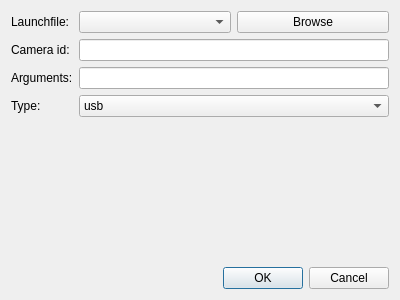
Before: the Qt Designer form alvar_tag_tracking/src/rqt_calibration/new_cam_dialog.ui in CourrierGui/alvar_tag_tracking, drawn with Qt 5.
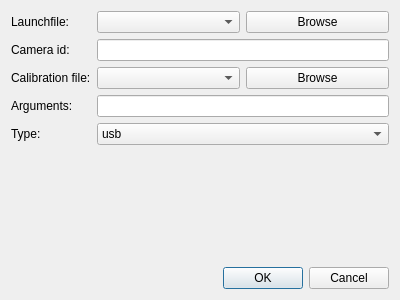
After: the same form once the commit is applied.

Commit message: add calibration file to new_cam_dialog

Diff of the .ui file:
```diff
--- a/alvar_tag_tracking/src/rqt_calibration/new_cam_dialog.ui
+++ b/alvar_tag_tracking/src/rqt_calibration/new_cam_dialog.ui
@@ -47,17 +47,17 @@
        </item>
       </layout>
      </item>
-     <item row="2" column="1">
+     <item row="3" column="1">
       <widget class="QLineEdit" name="args_edit"/>
      </item>
-     <item row="2" column="0">
+     <item row="3" column="0">
       <widget class="QLabel" name="label_3">
        <property name="text">
         <string>Arguments:</string>
        </property>
       </widget>
      </item>
-     <item row="3" column="1">
+     <item row="4" column="1">
       <widget class="QComboBox" name="type_cb">
        <item>
         <property name="text">
@@ -76,13 +76,34 @@
        </item>
       </widget>
      </item>
-     <item row="3" column="0">
+     <item row="4" column="0">
       <widget class="QLabel" name="label_4">
        <property name="text">
         <string>Type:</string>
        </property>
       </widget>
      </item>
+     <item row="2" column="0">
+      <widget class="QLabel" name="label_5">
+       <property name="text">
+        <string>Calibration file:</string>
+       </property>
+      </widget>
+     </item>
+     <item row="2" column="1">
+      <layout class="QHBoxLayout" name="horizontalLayout_2">
+       <item>
+        <widget class="QComboBox" name="calibration_cb"/>
+       </item>
+       <item>
+        <widget class="QPushButton" name="calibration_button">
+         <property name="text">
+          <string>Browse</string>
+         </property>
+        </widget>
+       </item>
+      </layout>
+     </item>
     </layout>
    </item>
    <item>
```
The commit also changes 6 other files.
